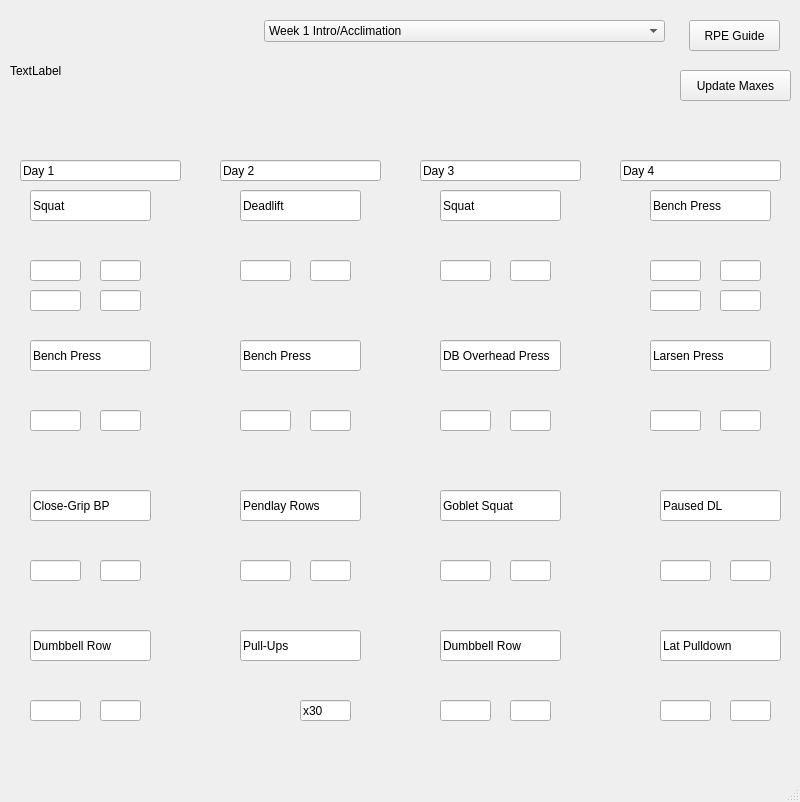
This is liftprogram.ui in kevinlucas23/getFit as Qt 5 draws it before an edit. The edited form follows.
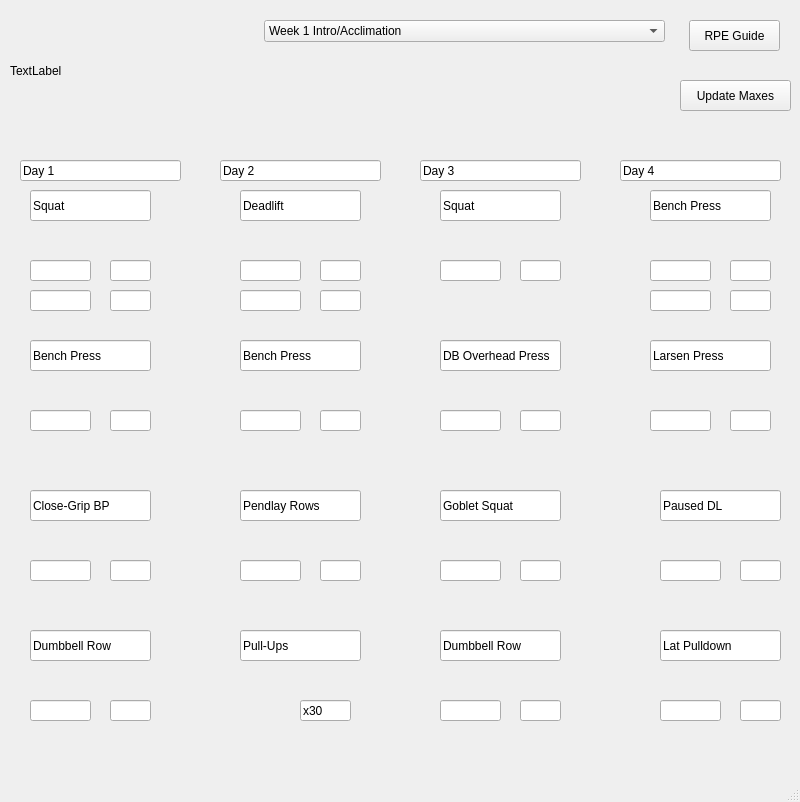
This is the edited form.

What changed in the file:
```diff
--- a/liftprogram.ui
+++ b/liftprogram.ui
@@ -407,7 +407,7 @@
      <rect>
       <x>30</x>
       <y>260</y>
-      <width>51</width>
+      <width>61</width>
       <height>21</height>
      </rect>
     </property>
@@ -421,7 +421,7 @@
    <widget class="QLineEdit" name="sq1Reps">
     <property name="geometry">
      <rect>
-      <x>100</x>
+      <x>110</x>
       <y>260</y>
       <width>41</width>
       <height>21</height>
@@ -439,7 +439,7 @@
      <rect>
       <x>30</x>
       <y>290</y>
-      <width>51</width>
+      <width>61</width>
       <height>21</height>
      </rect>
     </property>
@@ -453,7 +453,7 @@
    <widget class="QLineEdit" name="sq2Reps">
     <property name="geometry">
      <rect>
-      <x>100</x>
+      <x>110</x>
       <y>290</y>
       <width>41</width>
       <height>21</height>
@@ -471,7 +471,7 @@
      <rect>
       <x>30</x>
       <y>410</y>
-      <width>51</width>
+      <width>61</width>
       <height>21</height>
      </rect>
     </property>
@@ -485,7 +485,7 @@
    <widget class="QLineEdit" name="b1Reps">
     <property name="geometry">
      <rect>
-      <x>100</x>
+      <x>110</x>
       <y>410</y>
       <width>41</width>
       <height>21</height>
@@ -503,7 +503,7 @@
      <rect>
       <x>30</x>
       <y>560</y>
-      <width>51</width>
+      <width>61</width>
       <height>21</height>
      </rect>
     </property>
@@ -517,7 +517,7 @@
    <widget class="QLineEdit" name="cgReps">
     <property name="geometry">
      <rect>
-      <x>100</x>
+      <x>110</x>
       <y>560</y>
       <width>41</width>
       <height>21</height>
@@ -533,7 +533,7 @@
    <widget class="QLineEdit" name="dbRowReps">
     <property name="geometry">
      <rect>
-      <x>100</x>
+      <x>110</x>
       <y>700</y>
       <width>41</width>
       <height>21</height>
@@ -551,7 +551,7 @@
      <rect>
       <x>30</x>
       <y>700</y>
-      <width>51</width>
+      <width>61</width>
       <height>21</height>
      </rect>
     </property>
@@ -567,7 +567,7 @@
      <rect>
       <x>240</x>
       <y>260</y>
-      <width>51</width>
+      <width>61</width>
       <height>21</height>
      </rect>
     </property>
@@ -581,7 +581,7 @@
    <widget class="QLineEdit" name="dlReps">
     <property name="geometry">
      <rect>
-      <x>310</x>
+      <x>320</x>
       <y>260</y>
       <width>41</width>
       <height>21</height>
@@ -599,7 +599,7 @@
      <rect>
       <x>240</x>
       <y>410</y>
-      <width>51</width>
+      <width>61</width>
       <height>21</height>
      </rect>
     </property>
@@ -613,7 +613,7 @@
    <widget class="QLineEdit" name="bp2Reps">
     <property name="geometry">
      <rect>
-      <x>310</x>
+      <x>320</x>
       <y>410</y>
       <width>41</width>
       <height>21</height>
@@ -631,7 +631,7 @@
      <rect>
       <x>240</x>
       <y>560</y>
-      <width>51</width>
+      <width>61</width>
       <height>21</height>
      </rect>
     </property>
@@ -645,7 +645,7 @@
    <widget class="QLineEdit" name="PendlayReps">
     <property name="geometry">
      <rect>
-      <x>310</x>
+      <x>320</x>
       <y>560</y>
       <width>41</width>
       <height>21</height>
@@ -679,7 +679,7 @@
      <rect>
       <x>440</x>
       <y>260</y>
-      <width>51</width>
+      <width>61</width>
       <height>21</height>
      </rect>
     </property>
@@ -693,7 +693,7 @@
    <widget class="QLineEdit" name="sq3Reps">
     <property name="geometry">
      <rect>
-      <x>510</x>
+      <x>520</x>
       <y>260</y>
       <width>41</width>
       <height>21</height>
@@ -711,7 +711,7 @@
      <rect>
       <x>440</x>
       <y>410</y>
-      <width>51</width>
+      <width>61</width>
       <height>21</height>
      </rect>
     </property>
@@ -725,7 +725,7 @@
    <widget class="QLineEdit" name="ohpReps">
     <property name="geometry">
      <rect>
-      <x>510</x>
+      <x>520</x>
       <y>410</y>
       <width>41</width>
       <height>21</height>
@@ -743,7 +743,7 @@
      <rect>
       <x>440</x>
       <y>560</y>
-      <width>51</width>
+      <width>61</width>
       <height>21</height>
      </rect>
     </property>
@@ -757,7 +757,7 @@
    <widget class="QLineEdit" name="gobletReps">
     <property name="geometry">
      <rect>
-      <x>510</x>
+      <x>520</x>
       <y>560</y>
       <width>41</width>
       <height>21</height>
@@ -773,7 +773,7 @@
    <widget class="QLineEdit" name="dbRow2Reps">
     <property name="geometry">
      <rect>
-      <x>510</x>
+      <x>520</x>
       <y>700</y>
       <width>41</width>
       <height>21</height>
@@ -791,7 +791,7 @@
      <rect>
       <x>650</x>
       <y>260</y>
-      <width>51</width>
+      <width>61</width>
       <height>21</height>
      </rect>
     </property>
@@ -805,7 +805,7 @@
    <widget class="QLineEdit" name="bp3Reps">
     <property name="geometry">
      <rect>
-      <x>720</x>
+      <x>730</x>
       <y>260</y>
       <width>41</width>
       <height>21</height>
@@ -823,7 +823,7 @@
      <rect>
       <x>650</x>
       <y>290</y>
-      <width>51</width>
+      <width>61</width>
       <height>21</height>
      </rect>
     </property>
@@ -837,7 +837,7 @@
    <widget class="QLineEdit" name="bp4Reps">
     <property name="geometry">
      <rect>
-      <x>720</x>
+      <x>730</x>
       <y>290</y>
       <width>41</width>
       <height>21</height>
@@ -855,7 +855,7 @@
      <rect>
       <x>650</x>
       <y>410</y>
-      <width>51</width>
+      <width>61</width>
       <height>21</height>
      </rect>
     </property>
@@ -869,7 +869,7 @@
    <widget class="QLineEdit" name="larsenReps">
     <property name="geometry">
      <rect>
-      <x>720</x>
+      <x>730</x>
       <y>410</y>
       <width>41</width>
       <height>21</height>
@@ -887,7 +887,7 @@
      <rect>
       <x>660</x>
       <y>560</y>
-      <width>51</width>
+      <width>61</width>
       <height>21</height>
      </rect>
     </property>
@@ -901,7 +901,7 @@
    <widget class="QLineEdit" name="pausedDLReps">
     <property name="geometry">
      <rect>
-      <x>730</x>
+      <x>740</x>
       <y>560</y>
       <width>41</width>
       <height>21</height>
@@ -919,7 +919,7 @@
      <rect>
       <x>660</x>
       <y>700</y>
-      <width>51</width>
+      <width>61</width>
       <height>21</height>
      </rect>
     </property>
@@ -933,7 +933,7 @@
    <widget class="QLineEdit" name="latReps">
     <property name="geometry">
      <rect>
-      <x>730</x>
+      <x>740</x>
       <y>700</y>
       <width>41</width>
       <height>21</height>
@@ -964,7 +964,7 @@
      <rect>
       <x>440</x>
       <y>700</y>
-      <width>51</width>
+      <width>61</width>
       <height>21</height>
      </rect>
     </property>
@@ -979,7 +979,7 @@
     <property name="geometry">
      <rect>
       <x>680</x>
-      <y>70</y>
+      <y>80</y>
       <width>111</width>
       <height>31</height>
      </rect>
@@ -988,6 +988,38 @@
      <string>Update Maxes</string>
     </property>
    </widget>
+   <widget class="QLineEdit" name="dl2">
+    <property name="geometry">
+     <rect>
+      <x>240</x>
+      <y>290</y>
+      <width>61</width>
+      <height>21</height>
+     </rect>
+    </property>
+    <property name="text">
+     <string/>
+    </property>
+    <property name="readOnly">
+     <bool>true</bool>
+    </property>
+   </widget>
+   <widget class="QLineEdit" name="dlReps2">
+    <property name="geometry">
+     <rect>
+      <x>320</x>
+      <y>290</y>
+      <width>41</width>
+      <height>21</height>
+     </rect>
+    </property>
+    <property name="text">
+     <string/>
+    </property>
+    <property name="readOnly">
+     <bool>true</bool>
+    </property>
+   </widget>
   </widget>
   <widget class="QMenuBar" name="menubar">
    <property name="geometry">
```
Left out of the diff: 78 changed lines with no effect on the pictures.
